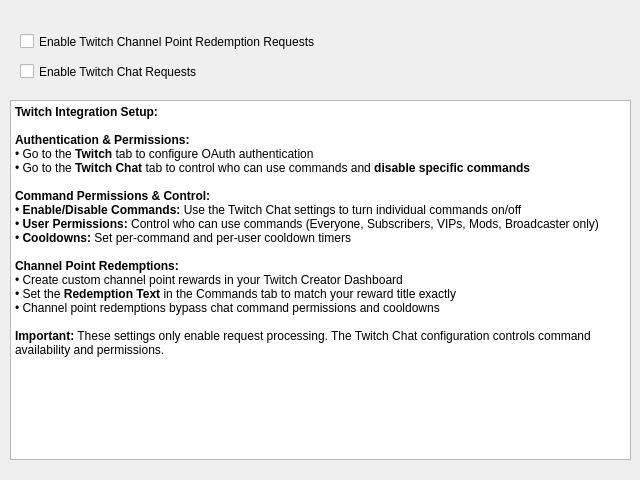
First picture: the form in nowplaying/resources/ui/requests_integration.ui, repository whatsnowplaying/whats-now-playing, before the edit.
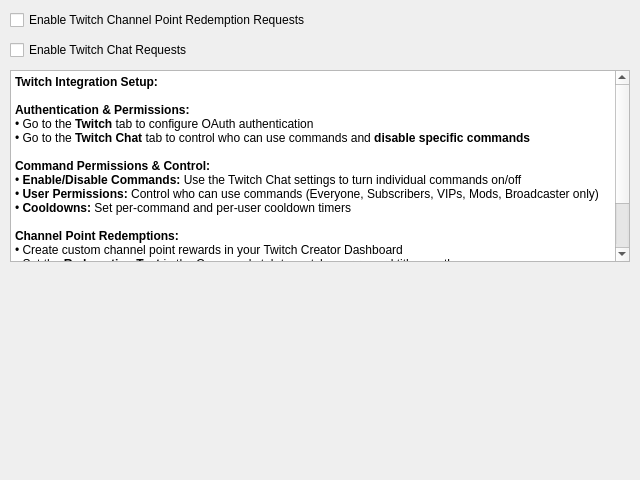
Second picture: the form after the edit.

Patch:
```diff
--- a/nowplaying/resources/ui/requests_integration.ui
+++ b/nowplaying/resources/ui/requests_integration.ui
@@ -13,40 +13,37 @@
   <property name="windowTitle">
    <string>Integration</string>
   </property>
+  <property name="tabOrder" stdset="0">
+   <number>1</number>
+  </property>
+  <layout class="QVBoxLayout" name="main_layout">
+   <property name="margin">
+    <number>10</number>
+   </property>
+   <property name="spacing">
+    <number>10</number>
+   </property>
+   <item>
   <widget class="QCheckBox" name="enable_redemptions_checkbox">
-   <property name="geometry">
-    <rect>
-     <x>20</x>
-     <y>30</y>
-     <width>321</width>
-     <height>23</height>
-    </rect>
-   </property>
    <property name="text">
     <string>Enable Twitch Channel Point Redemption Requests</string>
    </property>
   </widget>
+   </item>
+   <item>
   <widget class="QCheckBox" name="enable_chat_checkbox">
-   <property name="geometry">
-    <rect>
-     <x>20</x>
-     <y>60</y>
-     <width>321</width>
-     <height>23</height>
-    </rect>
-   </property>
    <property name="text">
     <string>Enable Twitch Chat Requests</string>
    </property>
   </widget>
+   </item>
+   <item>
   <widget class="QTextBrowser" name="integration_infobox">
-   <property name="geometry">
-    <rect>
-     <x>10</x>
-     <y>100</y>
-     <width>621</width>
-     <height>360</height>
-    </rect>
+     <property name="sizePolicy">
+      <sizepolicy hsizetype="Expanding" vsizetype="Preferred">
+       <horstretch>0</horstretch>
+       <verstretch>0</verstretch>
+      </sizepolicy>
    </property>
    <property name="html">
     <string>&lt;!DOCTYPE HTML PUBLIC &quot;-//W3C//DTD HTML 4.0//EN&quot; &quot;http://www.w3.org/TR/REC-html40/strict.dtd&quot;&gt;
@@ -76,6 +73,21 @@
 &lt;/body&gt;&lt;/html&gt;</string>
    </property>
   </widget>
+   </item>
+   <item>
+    <spacer>
+     <property name="orientation">
+      <enum>Qt::Vertical</enum>
+     </property>
+     <property name="sizeHint" stdset="0">
+      <size>
+       <width>20</width>
+       <height>40</height>
+      </size>
+     </property>
+    </spacer>
+   </item>
+  </layout>
  </widget>
  <resources/>
  <connections/>
```
Lines whose indentation alone changed are shown as unchanged.
